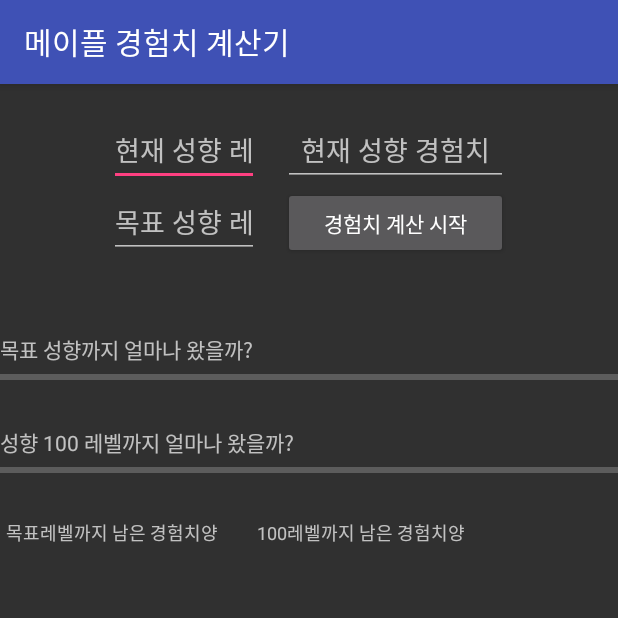
After one commit to ddo009/MapleStoryExpManager, an Android app: the Calculater_Pro screen opened directly, with no data from a screen before it, on a phone screen of 412 x 824 dp, the top half of it. The commit adds this screen. Run offline under Robolectric (Android 15) with nearby library versions, the phone set to English and light mode, and no system bars.

Commit message:
<1.4.0 Ver 업데이트. > 1. 성향 계산기 추가

```diff
--- a/app/build.gradle
+++ b/app/build.gradle
@@ -8,8 +8,8 @@
         applicationId "com.hyunseo.donghae.maplestoryexpmanager"
         minSdkVersion 15
         targetSdkVersion 23
-        versionCode 9
-        versionName "1.3.2"
+        versionCode 10
+        versionName "1.4.0"
     }
     buildTypes {
         release {
--- a/app/src/main/AndroidManifest.xml
+++ b/app/src/main/AndroidManifest.xml
@@ -20,7 +20,7 @@
         </activity>
         <activity android:name="com.hyunseo.donghae.maplestoryexpmanager.Calculater_EXP" />
         <activity android:name=".LevelUpRoot" />
-        <activity android:name=".StarForce_Calculater" />
+        <activity android:name=".Calculater_Pro" />
         <activity
             android:name="com.google.android.gms.ads.AdActivity"
             android:configChanges="keyboard|keyboardHidden|orientation|screenLayout|uiMode|screenSize|smallestScreenSize" />
--- /dev/null
+++ b/app/src/main/java/com/hyunseo/donghae/maplestoryexpmanager/Calculater_Pro.java
@@ -0,0 +1,114 @@
+package com.hyunseo.donghae.maplestoryexpmanager;
+
+import android.os.Bundle;
+import android.support.v7.app.AppCompatActivity;
+import android.view.View;
+import android.widget.EditText;
+import android.widget.ProgressBar;
+import android.widget.TextView;
+import android.widget.Toast;
+
+/**
+ * Created by donghaechoi on 2016. 2. 25..
+ */
+public class Calculater_Pro extends AppCompatActivity implements View.OnClickListener {
+
+    private EditText mEditNowLv;
+    private EditText mEditNowExp;
+    private EditText mEditAimLv;
+    private TextView mTextAimExp;
+    private TextView mTextMaxExp;
+
+    // 성향 경험치 테이블
+    private final static double PRO_EXP[] = {20, 26, 34, 44, 57, 74, 96, 125, 163, 212, 233, 256, 282, 310, 341, 375, 413, 454, 499, 549, 565, 582, 599,
+            617, 636, 655, 675, 695, 716, 737, 748, 759, 770, 782, 794, 806, 818, 830, 842, 855, 868, 881, 894, 907, 921, 935, 949, 963, 977, 992, 1022, 1037, 1053, 1069,
+            1085, 1101, 1118, 1135, 1152, 1169, 1187, 1205, 1223, 1241, 1260, 1279, 1298, 1317, 1337, 1341, 1345, 1349, 1353, 1357, 1361, 1365, 1369, 1373, 1377, 1381, 1385,
+            1389, 1393, 1397, 1401, 1405, 1409, 1413, 1417, 1421, 1425, 1429, 1433, 1437, 1441, 1445, 1449, 1453, 1457};
+    private TextView mResultTxt1;
+    private TextView mResultTxt2;
+    private ProgressBar mAimBar;
+    private ProgressBar mMaxBar;
+
+    @Override
+    protected void onCreate(Bundle savedInstanceState) {
+        super.onCreate(savedInstanceState);
+        setContentView(R.layout.propensity_activity);
+
+        // 현재 성향 레벨
+        mEditNowLv = (EditText) findViewById(R.id.now_prolv);
+        // 현재 경험치
+        mEditNowExp = (EditText) findViewById(R.id.now_proexp);
+        // 목표 레벨
+        mEditAimLv = (EditText) findViewById(R.id.aim_prolv);
+
+        // 결과 TEXT창
+
+        mTextAimExp = (TextView) findViewById(R.id.aimpro_txt);
+        mTextMaxExp = (TextView) findViewById(R.id.max_protxt);
+
+        mResultTxt1 = (TextView) findViewById(R.id.result_pro1);
+        mResultTxt2 = (TextView) findViewById(R.id.result_pro2);
+
+        mAimBar = (ProgressBar) findViewById(R.id.aim_probar);
+        mMaxBar = (ProgressBar) findViewById(R.id.max_probar);
+
+
+        findViewById(R.id.calculation_pro_exp).setOnClickListener(this);
+
+    }
+
+    @Override
+    public void onClick(View v) {
+        if (mEditNowLv.getText().length() != 0 && mEditAimLv.getText().length() != 0 && mEditNowExp.getText().length() != 0) {
+
+            double nowLevelText = Double.parseDouble(mEditNowLv.getText().toString());
+            double aimLevelText = Double.parseDouble(mEditAimLv.getText().toString());
+
+            if (nowLevelText > 100 || nowLevelText <= 0 || aimLevelText > 100 || aimLevelText < nowLevelText ||
+                    Integer.parseInt(mEditNowExp.getText().toString()) > PRO_EXP[(int) nowLevelText]) {
+                Toast.makeText(Calculater_Pro.this, "잘못된 값을 입력하셨습니다.", Toast.LENGTH_SHORT).show();
+            } else {
+
+                double sumNowExp = 0;
+                double sumAimExp = 0;
+                double remainExp = 0;
+
+
+                for (int i = 0; i < nowLevelText - 1; i++) {
+                    sumNowExp += PRO_EXP[i];
+                }
+                for (int i = 0; i < aimLevelText - 1; i++) {
+                    sumAimExp += PRO_EXP[i];
+                }
+                for (int i = 0; i < PRO_EXP.length; i++) {
+                    remainExp += PRO_EXP[i];
+                }
+
+                // 현재 경험치에 현재까지 더해진 경험치를 더함
+                sumNowExp += nowLevelText;
+
+                // 백분율 구하는 식
+                double calculation1 = (sumNowExp / sumAimExp) * 100;
+                double calculation2 = (sumNowExp / remainExp) * 100;
+
+                // 소수점 3자리 까지만 나오게
+                double bar1 = Double.parseDouble(String.format("%.3f", calculation1));
+                double bar2 = Double.parseDouble(String.format("%.3f", calculation2));
+
+                double remainMaxDouble = remainExp - sumNowExp; // 100까지 남은 경험치
+                double remainAimExp = sumAimExp - sumNowExp; // 목표 까지 남은경험치
+
+                // 남은 경험치양 표시
+                mResultTxt1.setText(String.format("%,.0f", remainAimExp));
+                mResultTxt2.setText(String.format("%,.0f", remainMaxDouble));
+
+                // 남은 경험치의 퍼센트를 표시함.
+                mTextAimExp.setText(bar1 + "%");
+                mTextMaxExp.setText(bar2 + "%");
+            }
+
+        } else {
+            Toast.makeText(Calculater_Pro.this, "빈칸 없이 입력해주세요", Toast.LENGTH_SHORT).show();
+        }
+    }
+}
--- /dev/null
+++ b/app/src/main/res/layout/propensity_activity.xml
@@ -0,0 +1,147 @@
+<?xml version="1.0" encoding="utf-8"?>
+<LinearLayout xmlns:android="http://schemas.android.com/apk/res/android"
+    android:layout_width="match_parent"
+    android:layout_height="match_parent"
+    android:orientation="vertical">
+
+
+    <LinearLayout
+        android:layout_width="wrap_content"
+        android:layout_height="wrap_content"
+        android:layout_gravity="center"
+        android:layout_marginTop="20dp"
+        android:orientation="horizontal">
+
+        <EditText
+            android:id="@+id/now_prolv"
+            android:layout_width="100dp"
+            android:layout_height="wrap_content"
+            android:gravity="center"
+            android:hint="현재 성향 레벨"
+            android:inputType="number" />
+
+        <EditText
+            android:id="@+id/now_proexp"
+            android:layout_width="150dp"
+            android:layout_height="wrap_content"
+            android:layout_marginLeft="16dp"
+            android:gravity="center"
+            android:hint="현재 성향 경험치"
+            android:inputType="number" />
+    </LinearLayout>
+
+    <LinearLayout
+        android:layout_width="wrap_content"
+        android:layout_height="wrap_content"
+        android:layout_gravity="center"
+        android:orientation="horizontal">
+
+        <EditText
+            android:id="@+id/aim_prolv"
+            android:layout_width="100dp"
+            android:layout_height="wrap_content"
+            android:gravity="center"
+            android:hint="목표 성향 레벨"
+            android:inputType="number" />
+
+        <Button
+            android:id="@+id/calculation_pro_exp"
+            android:layout_width="150dp"
+            android:layout_height="wrap_content"
+            android:layout_marginLeft="16dp"
+            android:text="경험치 계산 시작" />
+
+    </LinearLayout>
+
+    <TextView
+        android:layout_width="wrap_content"
+        android:layout_height="wrap_content"
+        android:layout_marginTop="50dp"
+        android:text="목표 성향까지 얼마나 왔을까?" />
+
+    <!-- 프레그레스바 들어갈 자리-->
+    <ProgressBar
+        android:id="@+id/aim_probar"
+        style="?android:attr/progressBarStyleHorizontal"
+        android:layout_width="match_parent"
+        android:layout_height="wrap_content"
+        android:max="100" />
+
+    <TextView
+        android:id="@+id/aimpro_txt"
+        android:layout_width="wrap_content"
+        android:layout_height="wrap_content"
+        android:layout_marginTop="5dp"
+        android:singleLine="true"
+        android:textColor="#ffffff"
+        android:textSize="14sp" />
+
+    <TextView
+        android:layout_width="wrap_content"
+        android:layout_height="wrap_content"
+        android:text="성향 100 레벨까지 얼마나 왔을까?" />
+
+    <!-- 프레그레스바 들어갈 자리-->
+    <ProgressBar
+        android:id="@+id/max_probar"
+        style="?android:attr/progressBarStyleHorizontal"
+        android:layout_width="match_parent"
+        android:layout_height="wrap_content"
+        android:max="100" />
+
+    <TextView
+        android:id="@+id/max_protxt"
+        android:layout_width="wrap_content"
+        android:layout_height="wrap_content"
+        android:layout_marginTop="5dp"
+        android:singleLine="true"
+        android:textColor="#ffffff"
+        android:textSize="14sp" />
+
+    <LinearLayout
+        android:layout_width="wrap_content"
+        android:layout_height="wrap_content"
+        android:orientation="horizontal">
+
+        <TextView
+            android:layout_width="150dp"
+            android:layout_height="wrap_content"
+            android:gravity="center"
+            android:text="목표레벨까지 남은 경험치양"
+            android:textSize="12sp" />
+
+        <TextView
+            android:layout_width="150dp"
+            android:layout_height="wrap_content"
+            android:layout_marginLeft="16dp"
+            android:gravity="center"
+            android:text="100레벨까지 남은 경험치양"
+            android:textSize="12sp" />
+
+    </LinearLayout>
+
+    <LinearLayout
+        android:layout_width="wrap_content"
+        android:layout_height="wrap_content"
+        android:orientation="horizontal">
+
+        <TextView
+            android:id="@+id/result_pro1"
+            android:layout_width="150dp"
+            android:layout_height="wrap_content"
+            android:gravity="center"
+            android:text="" />
+
+        <TextView
+            android:id="@+id/result_pro2"
+            android:layout_width="150dp"
+            android:layout_height="wrap_content"
+            android:layout_marginLeft="16dp"
+            android:gravity="center"
+            android:text="" />
+
+
+    </LinearLayout>
+
+
+</LinearLayout>
```
Also changed, not shown: app/src/main/java/com/hyunseo/donghae/maplestoryexpmanager/MainActivity.java (+8 -8 lines), app/src/main/java/com/hyunseo/donghae/maplestoryexpmanager/StarForce_Calculater.java (deleted, +0 -109 lines), app/src/main/res/layout/activity_main.xml (+9 -9 lines), app/src/main/res/layout/activity_starforce.xml (deleted, +0 -78 lines), 1 other file.
